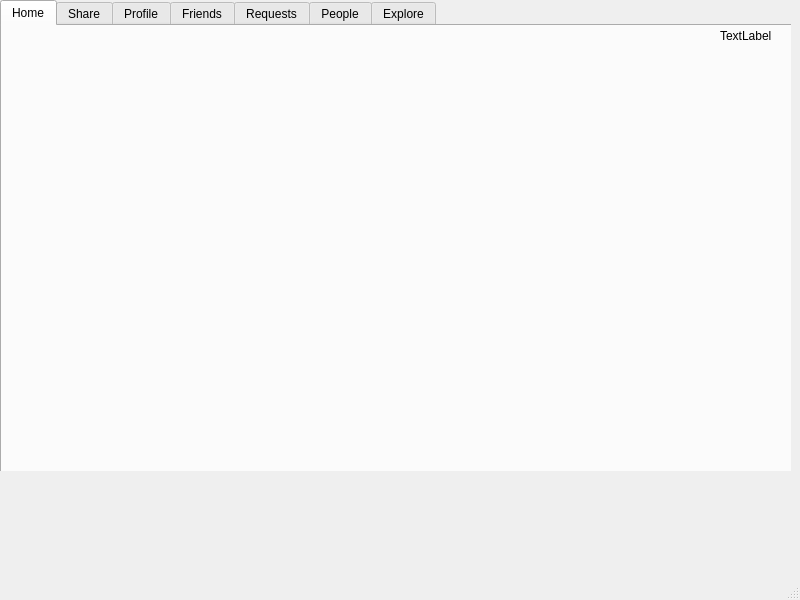
Old version of the form mainwindow.ui in the repository py4/instagholam.
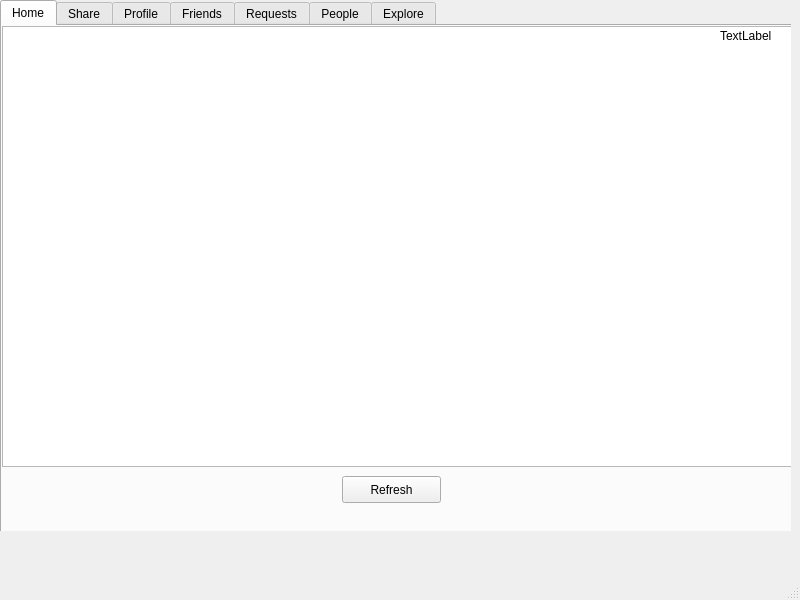
New version of the form. The open tabs and pages were chosen to show the change.

Diff of the .ui file:
```diff
--- a/mainwindow.ui
+++ b/mainwindow.ui
@@ -20,7 +20,7 @@
       <x>0</x>
       <y>0</y>
       <width>791</width>
-      <height>471</height>
+      <height>531</height>
      </rect>
     </property>
     <property name="currentIndex">
@@ -237,6 +237,29 @@
        <attribute name="title">
         <string>Home</string>
        </attribute>
+       <widget class="QTableWidget" name="home_table">
+        <property name="geometry">
+         <rect>
+          <x>0</x>
+          <y>0</y>
+          <width>791</width>
+          <height>441</height>
+         </rect>
+        </property>
+       </widget>
+       <widget class="QPushButton" name="refresh_button">
+        <property name="geometry">
+         <rect>
+          <x>340</x>
+          <y>450</y>
+          <width>99</width>
+          <height>27</height>
+         </rect>
+        </property>
+        <property name="text">
+         <string>Refresh</string>
+        </property>
+       </widget>
       </widget>
       <widget class="QWidget" name="share_tab">
        <attribute name="title">
```
Left out of the diff: 2 changed lines with no effect on the pictures.
